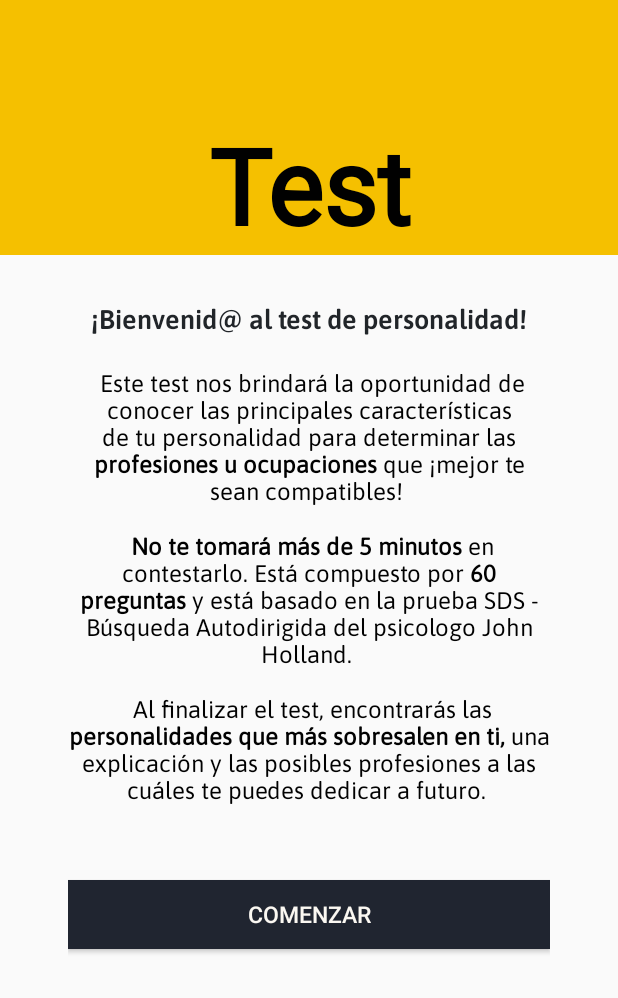
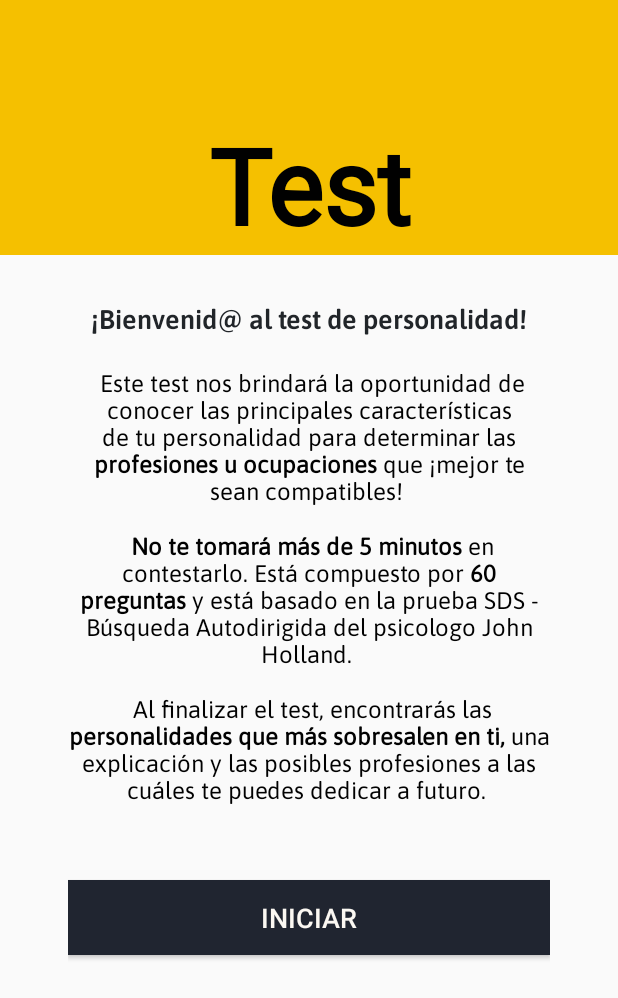
Before and after one commit to MiguelAPaez/Estudia, an Android app: the IntroSurvey screen opened directly, with no data from a screen before it, on a phone screen of 412 x 824 dp. Shown: the top 998 px of the screen. Run offline under Robolectric (Android 15) with nearby library versions, the phone set to English and light mode, and no system bars.

Commit message:
:construction: Fix styles in survey intro

```diff
--- a/app/src/main/res/values/strings.xml
+++ b/app/src/main/res/values/strings.xml
@@ -82,7 +82,7 @@
         Al finalizar el test, encontrarás las <b>personalidades que más sobresalen en ti,</b>
         una explicación y las posibles profesiones a las cuáles te puedes dedicar a futuro.
     </string>
-    <string name="button_survey_intro_page">Comenzar</string>
+    <string name="button_survey_intro_page">Iniciar</string>
 
     <!--    Personality Survey Screen-->
     <string name="title_personality_survey_start">¡Vamos, Inicia!</string>
--- a/app/src/main/res/values/themes.xml
+++ b/app/src/main/res/values/themes.xml
@@ -143,11 +143,11 @@
 
     <style name="PrincipalButtonStyle">
         <item name="android:layout_width">match_parent</item>
-        <item name="android:layout_height">46dp</item>
+        <item name="android:layout_height">50dp</item>
         <item name="android:layout_marginTop">30dp</item>
         <item name="android:background">@color/grey_coal_300</item>
         <item name="android:textColor">@color/white_300</item>
-        <item name="android:textSize">15dp</item>
+        <item name="android:textSize">18sp</item>
         <item name="android:elevation">10dp</item>
         <item name="android:padding">10dp</item>
         <item name="android:layout_gravity">center</item>
```
